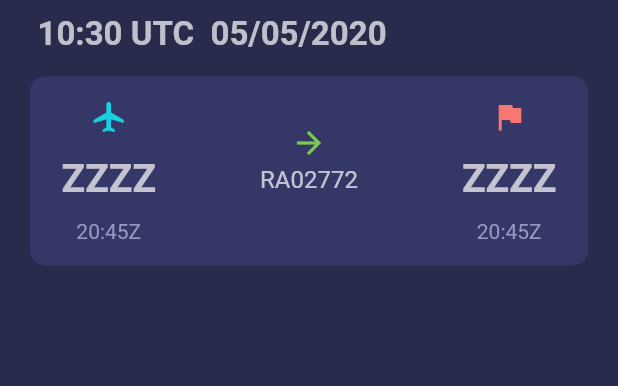
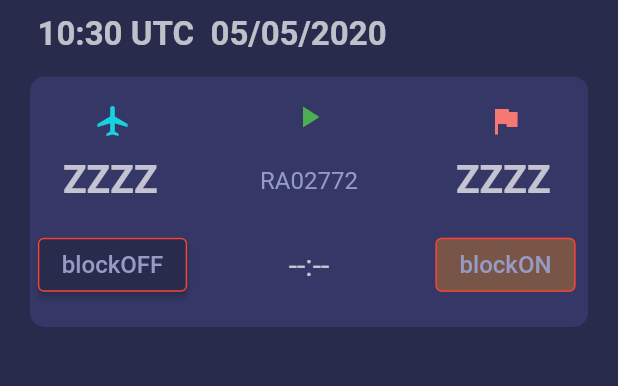
Before and after one commit to vladban/flight_pal, a Flutter app: the screen it shows after launch, on a phone screen of 412 x 824 dp, the part 39-425 px from its top. Run offline on Flutter 3.47's test engine with Material 2 defaults, Android fonts, the phone set to English and light mode, and no system bars.

Commit message:
Good buttons. Block off, block on time added.

```diff
--- /dev/null
+++ b/lib/airportForm_page.dart
@@ -0,0 +1,65 @@
+import 'package:flightpal/home_page.dart';
+import 'package:flutter/material.dart';
+import 'package:flightpal/parameters.dart';
+
+class AirportFieldForm extends StatefulWidget {
+  final TextEditingController _myController;
+
+  AirportFieldForm(this._myController);
+
+  @override
+  _AirportFieldFormState createState() => _AirportFieldFormState();
+}
+
+class _AirportFieldFormState extends State<AirportFieldForm> {
+  final validCharacters = RegExp(r'^[A-Z]+$');
+
+
+  @override
+  void initState() {
+    super.initState();
+  }
+
+  @override
+  Widget build(BuildContext context) {
+    return Focus(
+      child: TextFormField(
+        style: TextStyle(
+            color: textColor,
+            fontSize: 26.0,
+            decorationColor: textColor,
+            fontWeight: FontWeight.bold),
+        maxLength: 4,
+        textAlign: TextAlign.center,
+        decoration: InputDecoration(
+          hintStyle: TextStyle(
+              fontSize: 12.0, color: Colors.cyanAccent, fontWeight: FontWeight.normal),
+          counter: SizedBox.shrink(),
+          border: InputBorder.none,
+          hintText: 'ICAO only',
+        ),
+        controller: widget._myController,
+        onFieldSubmitted: (value) {
+          String myText = widget._myController.text.toUpperCase();
+            if (validCharacters.hasMatch(myText) &&
+                myText.length == 4) {
+              widget._myController.text = myText;
+              if (widget._myController == depAirportController) depAirport = myText;
+              if (widget._myController == arrAirportController) arrAirport = myText;
+              print('Dep: $depAirport');
+              print('Arr: $arrAirport');
+             // if widget._myController == altAirportController altAirport = myText;
+            } else {
+              widget._myController.clear();
+            }
+            FocusScope.of(context).unfocus();
+        },
+      ),
+      onFocusChange: (hasFocus) {
+        if (hasFocus) {
+          widget._myController.clear();
+        }
+      },
+    );
+  }
+}
--- a/lib/home_page.dart
+++ b/lib/home_page.dart
@@ -1,8 +1,29 @@
 import 'package:flutter/material.dart';
 import 'package:flightpal/parameters.dart';
 import 'dart:async';
+import 'airportForm_page.dart';
 
-enum AirportType { Departure, Arrival, Alternate }
+DateTime now = DateTime.now().toUtc();
+String timeColons = ':';
+
+enum FlightState { onGround, inFlight, landed }
+
+FlightState flightState;
+
+DateTime blockOffTime;
+DateTime blockOnTime;
+
+String flightNumber = 'RA02772';
+String depAirport = 'ZZZZ';
+String arrAirport = 'ZZZZ';
+String altAirport = 'ZZZZ';
+String blockOffTimeString = 'blockOFF';
+String blockOnTimeString = 'blockON';
+String blockTimeString = '--:--';
+
+TextEditingController depAirportController;
+TextEditingController arrAirportController;
+// TextEditingController fltAirportController;
 
 class HomePage extends StatefulWidget {
   @override
@@ -11,29 +32,25 @@ class HomePage extends StatefulWidget {
   }
 }
 
-class _HomeStatePage extends State<HomePage> {
-  String onMainPageText = 'ZZZZ';
+class _HomeStatePage extends State<HomePage> with TickerProviderStateMixin {
+  Timer _timer;
 
-  Timer _timer;
+  AnimationController _animationController;
 
   String _timeString;
   String _dateString;
 
-  DateTime now = DateTime.now().toUtc();
-  DateTime blockOffTime;
-  DateTime blockOnTime;
-
-  String depAirport = 'ZZZZ';
-  String arrAirport = 'ZZZZ';
-
-  TextEditingController depAirportController;
-  TextEditingController arrAirportController;
-
   @override
   void initState() {
+    flightState = FlightState.onGround;
+
     _dateString =
         '${now.day.toString().padLeft(2, '0')}/${now.month.toString().padLeft(2, '0')}/${now.year.toString()}';
-    _timeString = '${now.hour.toString()}:${now.minute.toString()}';
+    _timeString =
+        '${now.hour.toString().padLeft(2, '0')}:${now.minute.toString().padLeft(2, '0')}';
+
+    blockOffTime = DateTime.utc(now.year, now.month, now.day, 0, 0, 0);
+    blockOnTime = DateTime.utc(now.year, now.month, now.day, 0, 0, 0);
 
     depAirportController = TextEditingController(text: "ZZZZ");
     arrAirportController = TextEditingController(text: "ZZZZ");
@@ -41,20 +58,42 @@ class _HomeStatePage extends State<HomePage> {
     _timer =
         Timer.periodic(Duration(seconds: 1), (Timer t) => _getCurrentTime());
 
+    _animationController = AnimationController(
+      vsync: this,
+      duration: Duration(milliseconds: 400),
+    );
+    _animationController.animateTo(1.0);
+
     super.initState();
   }
 
   @override
   void dispose() {
     _timer.cancel();
+    _animationController.dispose();
     super.dispose();
   }
 
   void _getCurrentTime() {
     setState(() {
       now = DateTime.now().toUtc();
-      _timeString = '${now.hour.toString()}:${now.minute.toString()}';
+      _timeString =
+          '${now.hour.toString().padLeft(2, '0')}:${now.minute.toString().padLeft(2, '0')}';
+      if (flightState == FlightState.inFlight) {
+        (timeColons == ':') ? timeColons = ' ' : timeColons = ':';
+
+        blockTimeString =
+            '${now.difference(blockOffTime).inHours.toString().padLeft(2, '0')}$timeColons${now.difference(blockOffTime).inMinutes.remainder(60).toString().padLeft(2, '0')}';
+      }
     });
+  }
+
+  void setFlightOnGround() {
+    blockOffTimeString = '--:--';
+    blockOnTimeString = '--:--';
+    blockTimeString = '--:--';
+
+    flightState = FlightState.inFlight;
   }
 
   @override
@@ -74,7 +113,6 @@ class _HomeStatePage extends State<HomePage> {
     return [
       Container(
           alignment: Alignment.centerLeft,
-          //padding: EdgeInsets.only(left: 20.0, right: 20.0, top: 15, bottom: 15),
           margin: EdgeInsets.only(left: 25.0, right: 20.0, top: 10, bottom: 5),
           child: Column(
             crossAxisAlignment: CrossAxisAlignment.start,
@@ -97,6 +135,33 @@ class _HomeStatePage extends State<HomePage> {
   }
 
   List<Widget> buildAirports() {
+    var _depOnPressed;
+    var _arrOnPressed;
+
+    if (flightState == FlightState.onGround) {
+      _arrOnPressed = null;
+      _depOnPressed = () {
+        blockOffTime = now;
+        blockOffTimeString =
+            '${blockOffTime.hour.toString().padLeft(2, '0')}:${blockOffTime.minute.toString().padLeft(2, '0')}Z';
+        flightState = FlightState.inFlight;
+      };
+    } else {
+      _depOnPressed = null;
+    }
+
+    if (flightState == FlightState.inFlight) {
+      _depOnPressed = null;
+      _arrOnPressed = () {
+        blockOnTime = now;
+        blockOnTimeString =
+            '${blockOnTime.hour.toString().padLeft(2, '0')}:${blockOnTime.minute.toString().padLeft(2, '0')}Z';
+        flightState = FlightState.landed;
+      };
+    } else {
+      _arrOnPressed = null;
+    }
+
     return [
       Container(
         alignment: Alignment.topCenter,
@@ -120,35 +185,44 @@ class _HomeStatePage extends State<HomePage> {
                   color: iconBlue,
                   size: 24.0,
                 ),
-                SizedBox(height: 5.0),
-
-                // Container(
-                //  child:
-                FlatButton(
-                    color: containerColor,
-                    child: Text(depAirport, style: TextStyle(color: textColor, fontSize: 26, fontWeight: FontWeight.bold)),
-                    onPressed: () {_myDialog(AirportType.Departure);}
-                 ),
-
-                SizedBox(height: 3.0),
-                Text('20:45Z',
-                    style: TextStyle(color: darkTextColor, fontSize: 14))
+                SizedBox(
+                  width: 100.0,
+                  height: 60.0,
+                  child: AirportFieldForm(depAirportController),
+                ),
+                RaisedButton(
+                  color: backgroundColor,
+                  disabledColor: Colors.brown,
+                  shape: RoundedRectangleBorder(
+                      borderRadius: BorderRadius.circular(4.0),
+                      side: BorderSide(color: Colors.red)
+                  ),
+                  child: Text(blockOffTimeString,
+                      style: TextStyle(color: darkTextColor, fontSize: 16)),
+                  onPressed: _depOnPressed,
+                )
               ],
             ),
             Column(
               crossAxisAlignment: CrossAxisAlignment.center,
               children: <Widget>[
-                SizedBox(height: 5.0),
-                Icon(
-                  Icons.arrow_forward,
-                  color: iconGreen,
-                  size: 24.0,
+                AnimatedIcon(
+                  color: Colors.green,
+                  icon: AnimatedIcons.pause_play,
+                  progress: _animationController,
                 ),
-                SizedBox(height: 3.0),
-                Text('RA02772',
-                    style: TextStyle(color: textColor, fontSize: 16)),
-                //Text('RA02772', style: TextStyle(color: darkTextColor, fontSize: 14)),
-                SizedBox(height: 20.0),
+//                Icon(
+//                  Icons.arrow_forward,
+//                  color: iconGreen,
+//                  size: 24.0,
+//                ),
+                SizedBox(height: 21.0),
+                Text(flightNumber,
+                    style: TextStyle(color: darkTextColor, fontSize: 16)),
+                SizedBox(height: 35.0),
+                Text(blockTimeString,
+                    style: TextStyle(color: textColor, fontSize: 20)),
+                SizedBox(height: 15.0)
               ],
             ),
             Column(
@@ -159,15 +233,21 @@ class _HomeStatePage extends State<HomePage> {
                   color: iconRed,
                   size: 24.0,
                 ),
-                SizedBox(height: 5.0),
-                FlatButton(
-                    color: containerColor,
-                    child: Text(arrAirport, style: TextStyle(color: textColor, fontSize: 26, fontWeight: FontWeight.bold)),
-                    onPressed: () {_myDialog(AirportType.Arrival);}
+                SizedBox(
+                  width: 100.0,
+                  height: 60.0,
+                  child: AirportFieldForm(arrAirportController),
                 ),
-                SizedBox(height: 3.0),
-                Text('20:45Z',
-                    style: TextStyle(color: darkTextColor, fontSize: 14))
+                RaisedButton(
+                    color: backgroundColor,
+                    shape: RoundedRectangleBorder(
+                        borderRadius: BorderRadius.circular(4.0),
+                        side: BorderSide(color: Colors.red)
+                    ),
+                    disabledColor: Colors.brown,
+                    child: Text(blockOnTimeString,
+                        style: TextStyle(color: darkTextColor, fontSize: 16)),
+                    onPressed: _arrOnPressed)
               ],
             ),
           ],
@@ -175,70 +255,4 @@ class _HomeStatePage extends State<HomePage> {
       )
     ];
   }
-
-  void _myDialog(AirportType airportType) async {
-    String dialogText;
-    showDialog(
-      context: context,
-      builder: (BuildContext context) {
-        // return object of type Dialog
-        return AlertDialog(
-          title: Text( "Departure",
-            style: TextStyle(color: textColor),
-          ),
-          backgroundColor: backgroundColor,
-          content: TextField(
-            onChanged: (String textTyped) {
-              setState(() {
-                dialogText = textTyped;
-              });
-            },
-            keyboardType: TextInputType.text,
-            decoration: InputDecoration(
-                hintText: 'Enter airport ICAO code', fillColor: textColor),
-          ),
-          actions: <Widget>[
-            // usually buttons at the bottom of the dialog
-            Row(
-              children: <Widget>[
-                FlatButton(
-                  child: Text("Cancel"),
-                  onPressed: () {
-                    setState(() {
-                   //   onMainPageText = '';
-                    });
-                    Navigator.of(context).pop();
-                  },
-                ),
-                FlatButton(
-                    onPressed: () {
-                      setState(() {
-                        switch (airportType) {
-                          case AirportType.Departure:
-                            {
-                              depAirport = dialogText;
-                              break;
-                            }
-                          case AirportType.Arrival:
-                            {
-                              arrAirport = dialogText;
-                              break;
-                            }
-                          case AirportType.Alternate:
-                            {
-                              // altAirport = dialogText;
-                              break;
-                            }
-                        }
-                      });
-                      Navigator.of(context).pop();
-                    },
-                    child: Text("OK"))
-              ],
-            ),
-          ],
-        );
-      },
-    );
-  }
 }
```
